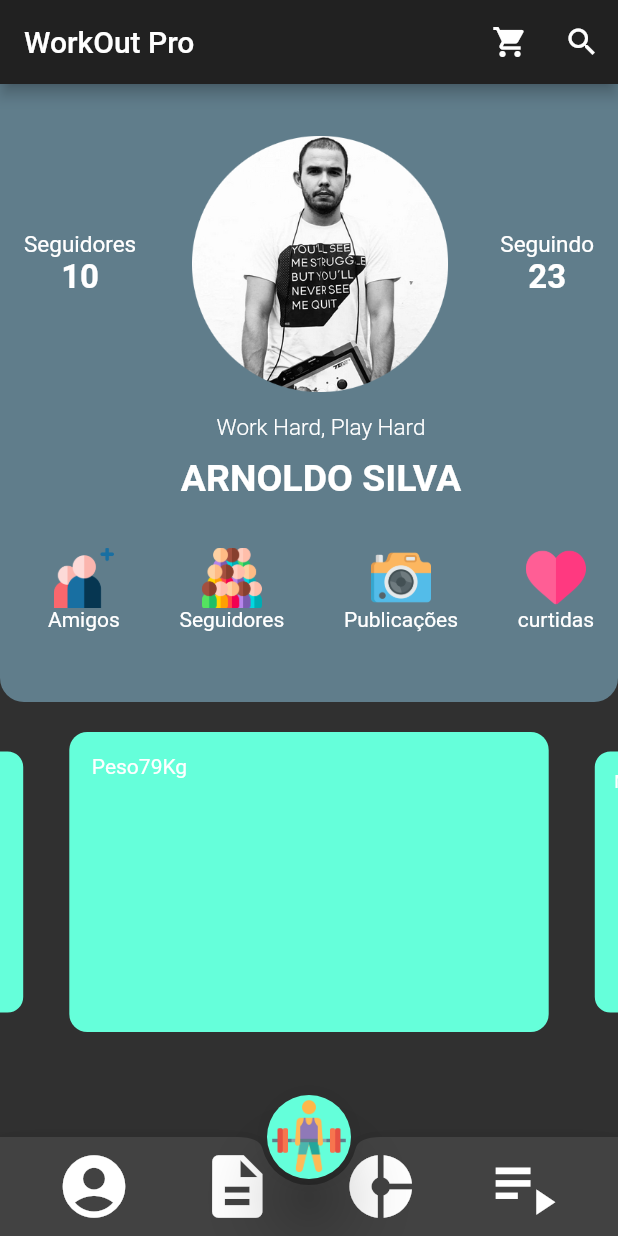
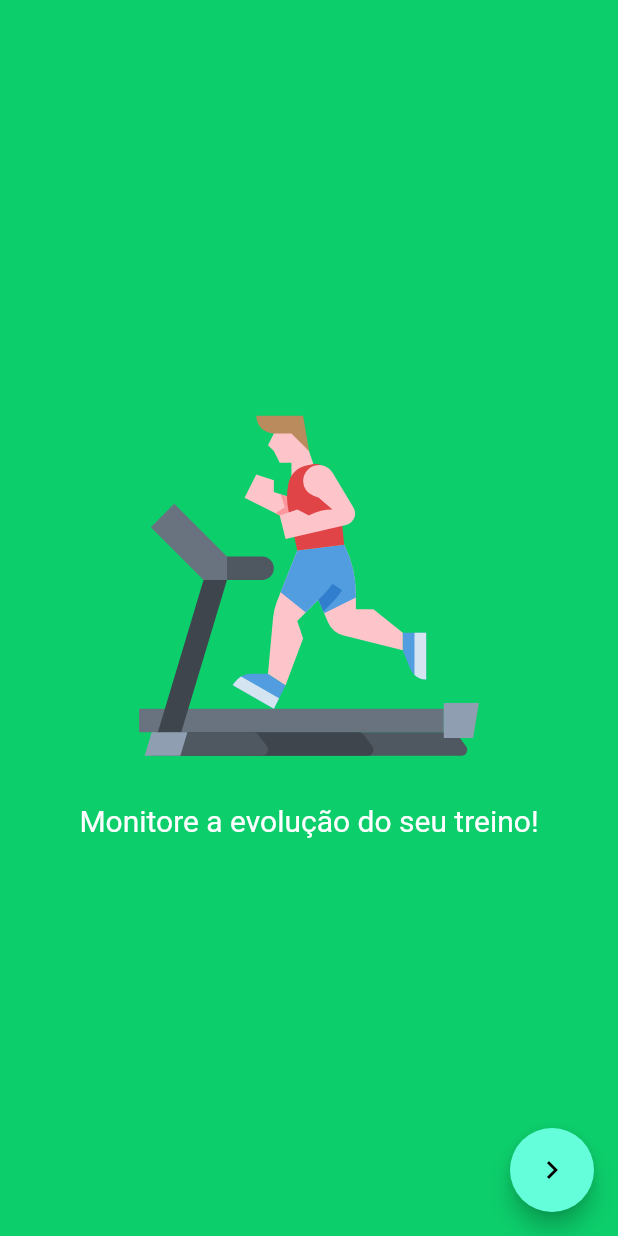
Before and after one commit to arnoldosilva/app_sportmix_academia, a Flutter app: the screen it shows after launch, on a phone screen of 412 x 824 dp. Run offline on Flutter 3.47's test engine with Material 2 defaults, Android fonts, the phone set to English and light mode, and no system bars; drawn by our look-alikes of carousel_slider; our stand-ins replace flutter_svg.

Commit message:
atualizado intro

```diff
--- /dev/null
+++ b/lib/intro.dart
@@ -0,0 +1,121 @@
+import 'package:academia_sport_mix/constantes/colors.dart';
+import 'package:academia_sport_mix/home.dart';
+import 'package:flutter/material.dart';
+import 'package:carousel_slider/carousel_slider.dart';
+import 'package:flutter_svg/svg.dart';
+
+class Intro extends StatefulWidget {
+  @override
+  _IntroState createState() => _IntroState();
+}
+
+class _IntroState extends State<Intro> {
+  int _current = 0;
+
+  List<Widget> telasIntro = [
+    Container(
+      color: c2,
+      child: Center(
+        child: Column(
+          mainAxisAlignment: MainAxisAlignment.center,
+          children: <Widget>[
+            SvgPicture.asset(
+              'imagens/academia.svg',
+              height: 250,
+            ),
+            Padding(padding: EdgeInsets.only(top:20)),
+            Text(
+              'Monitore a evolução do seu treino!',
+              style: TextStyle(fontSize: 20, color: Colors.white),
+            )
+          ],
+        ),
+      ),
+    ),
+    Container(
+      color: c6,
+      child: Center(
+              child: Column(
+            mainAxisAlignment: MainAxisAlignment.center,
+            children: <Widget>[
+              SvgPicture.asset(
+                'imagens/calendario.svg',
+                height: 250,
+              ),
+              Padding(padding: EdgeInsets.only(top:20)),
+              Text(
+                'Organize seus treinos.',
+                style: TextStyle(fontSize: 20, color: Colors.white),
+              )
+            ],
+          ),
+      ),
+    ),
+    Container(
+      color: c1,
+      child: Center(
+              child: Column(
+            mainAxisAlignment: MainAxisAlignment.center,
+            children: <Widget>[
+              SvgPicture.asset(
+                'imagens/core.svg',
+                height: 250,
+              ),
+              Padding(padding: EdgeInsets.only(top:20)),
+              Text(
+                'Compartilhe com seus amigos.',
+                style: TextStyle(fontSize: 20, color: Colors.white),
+              )
+            ],
+          ),
+      ),
+    ),
+        Container(
+      color: c6,
+      child: Center(
+              child: Column(
+            mainAxisAlignment: MainAxisAlignment.center,
+            children: <Widget>[
+              SvgPicture.asset(
+                'imagens/juntos.svg',
+                height: 250,
+              ),
+              Padding(padding: EdgeInsets.only(top:20)),
+              Text(
+                'Criem metas juntos!',
+                style: TextStyle(fontSize: 20, color: Colors.white),
+              )
+            ],
+          ),
+      ),
+    ),
+  ];
+
+  @override
+  Widget build(BuildContext context) {
+    return Scaffold(
+      floatingActionButton: FloatingActionButton(
+          child: Icon(Icons.navigate_next),
+          onPressed: () {
+            Navigator.push(
+                context, MaterialPageRoute(builder: (contex) => Home()));
+          }),
+      body: Column(children: [
+        CarouselSlider(
+          enableInfiniteScroll: false,
+          items: telasIntro,
+          autoPlay: false,
+          enlargeCenterPage: false,
+          //aspectRatio: 2.0,
+          onPageChanged: (index) {
+            setState(() {
+              _current = index;
+            });
+          },
+          height: MediaQuery.of(context).size.height,
+          viewportFraction: 1.0,
+        ),
+      ]),
+    );
+  }
+}
--- a/lib/main.dart
+++ b/lib/main.dart
@@ -1,10 +1,15 @@
-import 'package:academia_sport_mix/home.dart';
+import 'package:academia_sport_mix/intro.dart';
 import 'package:flutter/material.dart';
+
+import 'home.dart';
+
+bool showIntro = true;
 
 main(List<String> args) {
   runApp(
     MaterialApp(
-      home: Home(),
+      //home: Home(),
+      home: showIntro ? Intro() : Home(),
       theme: ThemeData.dark(),
     ),
   );
--- a/lib/telas/conta.dart
+++ b/lib/telas/conta.dart
@@ -1,5 +1,5 @@
 import 'package:flutter/material.dart';
-import 'package:academia_sport_mix/telas/subtelas/carousel_slider.dart';
+import 'package:academia_sport_mix/telas/subtelashome/carousel_slider.dart';
 
 class Conta extends StatefulWidget {
   @override
@@ -15,7 +15,7 @@ class _ContaState extends State<Conta> {
           child: Column(
             children: <Widget>[
               Container(
-                padding: EdgeInsets.only(top: 20),
+                padding: EdgeInsets.only(top: 5),
                 width: MediaQuery.of(context).size.width,
                 height: MediaQuery.of(context).size.height / 2,
                 decoration: BoxDecoration(
@@ -81,7 +81,7 @@ class _ContaState extends State<Conta> {
                       ),
                       //NOME
                       Padding(
-                        padding: EdgeInsets.only(top: 10, bottom: 32),
+                        padding: EdgeInsets.only(top: 10, bottom: 15),
                         child: Text(
                           'Arnoldo Silva'.toUpperCase(),
                           style: TextStyle(
@@ -91,7 +91,7 @@ class _ContaState extends State<Conta> {
                         ),
                       ),
                       Padding(
-                        padding: EdgeInsets.only(left: 16, right: 16),
+                        padding: EdgeInsets.only(left: 16, right: 16, bottom: 16),
                         child: Row(
                           mainAxisAlignment: MainAxisAlignment.spaceBetween,
                           children: <Widget>[
@@ -144,7 +144,7 @@ class _ContaState extends State<Conta> {
               ),
               Container(
                 padding: EdgeInsets.only(top:20),
-                child: contacSlider
+                child: resumoSlider
               )
             ],
           ),
--- a/lib/telas/subtelas/carousel_slider.dart
+++ /dev/null
@@ -1,33 +0,0 @@
-import 'package:flutter/material.dart';
-import 'package:academia_sport_mix/constantes/colors.dart';
-import 'package:carousel_slider/carousel_slider.dart';
-import 'package:flutter/widgets.dart';
-import 'homesub.dart';
-
-CarouselSlider contacSlider = CarouselSlider.builder(
-  height: 200,
-  aspectRatio: 16 / 9,
-  viewportFraction: 0.8,
-  initialPage: 0,
-  enableInfiniteScroll: true,
-  reverse: false,
-  autoPlay: true,
-  autoPlayInterval: Duration(seconds: 3),
-  autoPlayAnimationDuration: Duration(milliseconds: 800),
-  autoPlayCurve: Curves.fastOutSlowIn,
-  pauseAutoPlayOnTouch: Duration(seconds: 10),
-  enlargeCenterPage: true,
-  onPageChanged: (value) {},
-  scrollDirection: Axis.horizontal,
-  itemCount: carousel.length,
-  itemBuilder: (BuildContext context, int itemIndex) => Container(
-    padding: EdgeInsets.all(15),
-    width: MediaQuery.of(context).size.width,
-    margin: EdgeInsets.symmetric(horizontal: 5.0),
-    decoration: BoxDecoration(
-        borderRadius: BorderRadius.all(Radius.circular(12)), color: c3),
-    child: carousel[itemIndex],
-  ),
-);
-
-List<Widget> carousel = [returnpeso(), returnmedidas()];
--- a/lib/telas/subtelas/homesub.dart
+++ /dev/null
@@ -1,38 +0,0 @@
-import 'package:flutter/material.dart';
-
-returnpeso(){
-  return Container(
-    child: Column(
-      children: <Widget>[
-        Row(
-          children: <Widget>[
-            Text('Peso'),
-            Text('79'),
-            Text('Kg')
-          ],
-        )
-      ],
-    ),
-  );
-}
-
-returnmedidas() {
-    return Container(
-      child: Column(
-        children: <Widget>[
-          Row(
-            children: <Widget>[
-              Text('Medidas'),
-            ],
-          ),
-          DataTable(columns: <DataColumn>[
-            DataColumn(
-                label: Text('Medidas'),
-                numeric: false,
-                onSort: (i, b) {},
-                tooltip: 'Mostra as ultimas medidas cadastradas')
-          ], rows: <DataRow>[]),
-        ],
-      ),
-    );
-  }
--- a/lib/telas/subtelas/medidas.dart
+++ /dev/null
@@ -1,24 +0,0 @@
-import 'package:flutter/material.dart';
-
-class Medidas {
-  Widget medidas() {
-    return Container(
-      child: Column(
-        children: <Widget>[
-          Row(
-            children: <Widget>[
-              Text('Medidas'),
-            ],
-          ),
-          DataTable(columns: <DataColumn>[
-            DataColumn(
-                label: Text('Medidas'),
-                numeric: false,
-                onSort: (i, b) {},
-                tooltip: 'Mostra as ultimas medidas cadastradas')
-          ], rows: <DataRow>[]),
-        ],
-      ),
-    );
-  }
-}
```
Also changed, not shown: lib/telas/subtelashome/carousel_slider.dart (added, +34 -0 lines), lib/telas/subtelashome/medidas.dart (added, +70 -0 lines), lib/telas/subtelashome/peso.dart (added, +27 -0 lines), lib/telas/temp.dart (added, +372 -0 lines), pubspec.yaml (+9 -0 lines), imagens/academia.svg (added), imagens/calendario.svg (added), imagens/core.svg (added), imagens/exercite.svg (added), imagens/juntos.svg (added), imagens/peso.svg (added), imagens/peso8.svg (added), imagens/run.svg (added), pubspec.lock, 1 other file.
